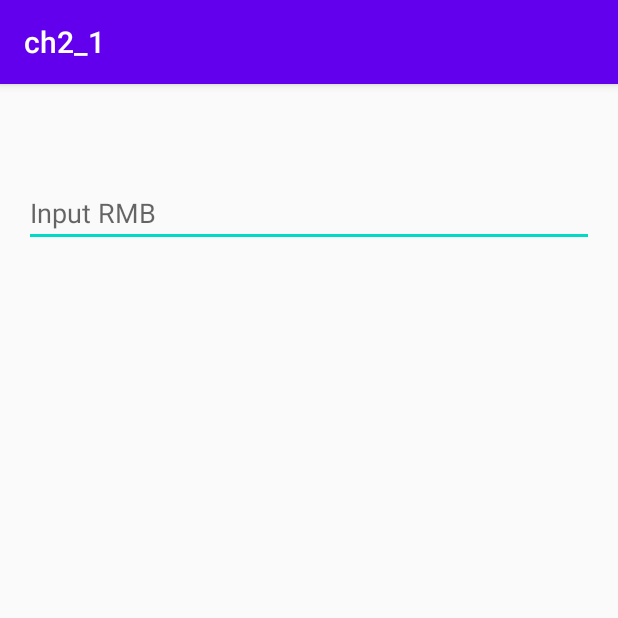
After one commit to linxueni/lxn, an Android app: the RateCalActivity screen opened directly, with no data from a screen before it, on a phone screen of 412 x 824 dp, the top half of it. The commit adds this screen. Run offline under Robolectric (Android 15) with nearby library versions, the phone set to English and light mode, and no system bars.

```diff
--- a/app/src/main/AndroidManifest.xml
+++ b/app/src/main/AndroidManifest.xml
@@ -14,7 +14,9 @@
         android:supportsRtl="true"
         android:theme="@style/AppTheme"
         android:usesCleartextTraffic="true">
-        <activity android:name=".MylistActivity"></activity>
+        <activity android:name=".RateCalActivity"/>
+        <activity android:name=".Mylist2Activity" />
+        <activity android:name=".MylistActivity" />
         <activity android:name=".RateListActivity" />
         <activity android:name=".ConfigActivity" />
         <activity android:name=".RateActivity">
--- /dev/null
+++ b/app/src/main/java/com/lxn/ch2_1/RateCalActivity.java
@@ -0,0 +1,52 @@
+package com.lxn.ch2_1;
+
+import android.os.Bundle;
+import android.text.Editable;
+import android.text.TextWatcher;
+import android.util.Log;
+import android.widget.EditText;
+import android.widget.TextView;
+
+import androidx.appcompat.app.AppCompatActivity;
+
+public class RateCalActivity extends AppCompatActivity {
+    String TAG = "rateCalc";
+    EditText inp2;
+    float rate = 0f;
+
+    @Override
+    protected void onCreate(Bundle savedInstanceState) {
+        super.onCreate(savedInstanceState);
+        setContentView(R.layout.activity_rate_cal);
+        String title = getIntent().getStringExtra("title");
+        rate = getIntent().getFloatExtra("rate", 0f);
+
+        Log.i(TAG, "onCreate: title = " + title);
+        Log.i(TAG, "onCreate: rate = " + rate);
+        ((TextView) findViewById(R.id.title2)).setText(title);
+        inp2 = findViewById(R.id.inp2);
+        inp2.addTextChangedListener(new TextWatcher() {
+            @Override
+            public void beforeTextChanged(CharSequence s, int start, int count, int after) {
+
+            }
+
+            @Override
+            public void onTextChanged(CharSequence s, int start, int before, int count) {
+
+            }
+
+            @Override
+            public void afterTextChanged(Editable s) {
+                TextView show =RateCalActivity.this.findViewById(R.id.show2);
+                if (s.length() > 0) {
+                    float val = Float.parseFloat(s.toString());
+                    show.setText(val + "RMB==>" + (100 / rate * val));
+                } else {
+                    show.setText("");
+                }
+
+            }
+        });
+    }
+}
--- /dev/null
+++ b/app/src/main/res/layout/activity_rate_cal.xml
@@ -0,0 +1,37 @@
+<?xml version="1.0" encoding="utf-8"?>
+<LinearLayout xmlns:android="http://schemas.android.com/apk/res/android"
+    xmlns:tools="http://schemas.android.com/tools"
+    android:layout_width="match_parent"
+    android:layout_height="match_parent"
+    android:orientation="vertical"
+    android:paddingTop="16dp"
+    android:paddingRight="16dp"
+    android:id="@+id/activity_rate_cal"
+    android:paddingLeft="16dp"
+    android:paddingBottom="16dp"
+    tools:context=".RateCalActivity">
+    <TextView
+        android:id="@+id/title2"
+        android:textSize="35sp"
+        android:gravity="center"
+        android:text="@string/app_name"
+        android:layout_width="match_parent"
+        android:layout_height="wrap_content"/>
+    <EditText
+        android:layout_width="match_parent"
+        android:layout_height="wrap_content"
+        android:id="@+id/inp2"
+        android:hint="@string/lable_rmb_hint"
+        android:inputType="numberDecimal"
+        android:autofillHints="@string/lable_rmb_hint"
+        />
+    <TextView
+        android:layout_width="match_parent"
+        android:layout_height="wrap_content"
+        android:textSize="25sp"
+        android:gravity="center"
+
+        android:id="@+id/show2"
+        />
+
+</LinearLayout>
```
Also changed, not shown: app/src/main/java/com/lxn/ch2_1/MyAdapter.java (added, +44 -0 lines), app/src/main/java/com/lxn/ch2_1/Mylist2Activity.java (added, +151 -0 lines), app/src/main/java/com/lxn/ch2_1/RateActivity.java (+3 -7 lines), app/src/main/res/layout/list_item.xml (added, +31 -0 lines).
